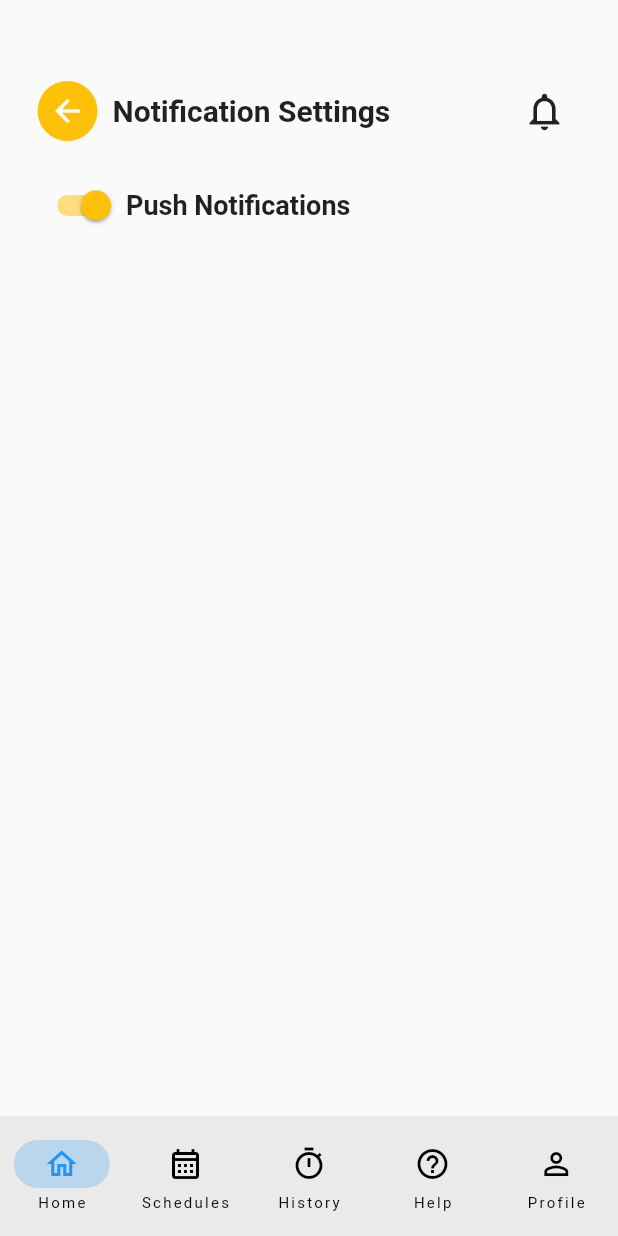
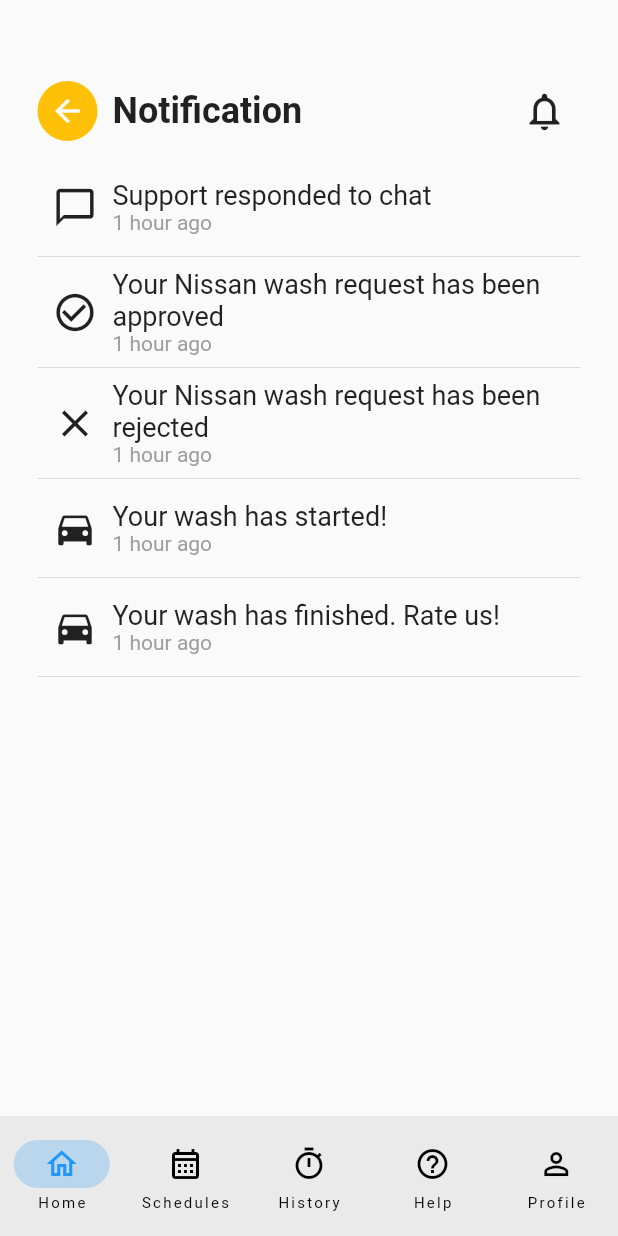
Before and after one commit to BerDavoglio/carnawash, a Flutter app: the NotificationPage screen opened by its route, on a phone screen of 412 x 824 dp. Run offline on Flutter 3.47's test engine with Material 2 defaults, Android fonts, the phone set to English and light mode, and no system bars; our stand-ins replace flutter_rating_bar, mask_text_input_formatter, table_calendar.

Commit message:
Create NotificationPage/Fix NotificationConfigPage

```diff
--- a/app_client/lib/ui/components/app.dart
+++ b/app_client/lib/ui/components/app.dart
@@ -15,7 +15,7 @@ class MyApp extends StatelessWidget {
         primarySwatch: Colors.blue,
       ),
       routes: {
-        AppRoutes.HOME: (_) => const TermsConditionsPage(),
+        AppRoutes.HOME: (_) => const NotificationPage(),
         AppRoutes.LOGIN: (_) => const LoginPage(),
         AppRoutes.SCHEDULE: (_) => const SchedulePage(),
         AppRoutes.SCHEDULES: (_) => const SchedulesPage(),
@@ -29,6 +29,7 @@ class MyApp extends StatelessWidget {
         AppRoutes.WALLET: (_) => const WalletPage(),
         AppRoutes.WALLET_EDIT: (_) => const WalletEditPage(),
         AppRoutes.LANGUAGE: (_) => const LanguagePage(),
+        AppRoutes.NOTIFICATION_CONFIG: (_) => const NotificationConfigPage(),
         AppRoutes.NOTIFICATION: (_) => const NotificationPage(),
         AppRoutes.TERMS: (_) => const TermsConditionsPage(),
       },
--- /dev/null
+++ b/app_client/lib/ui/pages/notification_page.dart
@@ -0,0 +1,149 @@
+import 'package:flutter/material.dart';
+
+import '../ui.dart';
+
+class NotificationPage extends StatefulWidget {
+  const NotificationPage({super.key});
+
+  @override
+  State<NotificationPage> createState() => _NotificationPageState();
+}
+
+class _NotificationPageState extends State<NotificationPage> {
+  @override
+  Widget build(BuildContext context) {
+    return Scaffold(
+      bottomNavigationBar: navigationBarComponent(context),
+      body: SingleChildScrollView(
+        child: Padding(
+          padding: const EdgeInsets.only(
+            top: 50,
+            left: 25,
+            right: 25,
+          ),
+          child: Column(
+            mainAxisAlignment: MainAxisAlignment.start,
+            crossAxisAlignment: CrossAxisAlignment.start,
+            children: [
+              Row(
+                mainAxisAlignment: MainAxisAlignment.spaceBetween,
+                children: [
+                  Row(
+                    children: [
+                      Padding(
+                        padding: const EdgeInsets.only(right: 10),
+                        child: CircleAvatar(
+                          radius: 20,
+                          backgroundColor: Colors.amber,
+                          child: IconButton(
+                            iconSize: 24,
+                            color: Colors.white,
+                            onPressed: () {},
+                            icon: const Icon(
+                              Icons.arrow_back,
+                            ),
+                          ),
+                        ),
+                      ),
+                      const Text(
+                        'Notification',
+                        style: TextStyle(
+                          fontSize: 24,
+                          fontWeight: FontWeight.bold,
+                        ),
+                      )
+                    ],
+                  ),
+                  IconButton(
+                    iconSize: 30,
+                    onPressed: () {},
+                    icon: const Icon(
+                      Icons.notifications_outlined,
+                    ),
+                  )
+                ],
+              ),
+              const SizedBox(height: 15),
+              notificationBox(
+                context,
+                'Support responded to chat',
+                '1 hour ago',
+                Icons.chat_bubble_outline,
+              ),
+              notificationBox(
+                context,
+                'Your Nissan wash request has been approved',
+                '1 hour ago',
+                Icons.check_circle_outline,
+              ),
+              notificationBox(
+                context,
+                'Your Nissan wash request has been rejected',
+                '1 hour ago',
+                Icons.close,
+              ),
+              notificationBox(
+                context,
+                'Your wash has started!',
+                '1 hour ago',
+                Icons.directions_car,
+              ),
+              notificationBox(
+                context,
+                'Your wash has finished. Rate us!',
+                '1 hour ago',
+                Icons.directions_car,
+              ),
+            ],
+          ),
+        ),
+      ),
+    );
+  }
+
+  SizedBox notificationBox(
+    BuildContext context,
+    String text,
+    String time,
+    IconData icon,
+  ) {
+    return SizedBox(
+      width: MediaQuery.of(context).size.width * 0.9,
+      child: Column(
+        children: [
+          Row(
+            children: [
+              Padding(
+                padding: const EdgeInsets.all(10),
+                child: Icon(
+                  icon,
+                  size: 30,
+                ),
+              ),
+              Column(
+                crossAxisAlignment: CrossAxisAlignment.start,
+                children: [
+                  SizedBox(
+                    width: MediaQuery.of(context).size.width * 0.7,
+                    child: Text(
+                      text,
+                      style: const TextStyle(fontSize: 18),
+                    ),
+                  ),
+                  SizedBox(
+                    width: MediaQuery.of(context).size.width * 0.7,
+                    child: Text(
+                      time,
+                      style: const TextStyle(color: Colors.grey),
+                    ),
+                  ),
+                ],
+              ),
+            ],
+          ),
+          const Divider(),
+        ],
+      ),
+    );
+  }
+}
--- a/app_client/lib/ui/pages/notifications_page.dart
+++ b/app_client/lib/ui/pages/notifications_config_page.dart
@@ -2,14 +2,14 @@ import 'package:flutter/material.dart';
 
 import '../ui.dart';
 
-class NotificationPage extends StatefulWidget {
-  const NotificationPage({super.key});
+class NotificationConfigPage extends StatefulWidget {
+  const NotificationConfigPage({super.key});
 
   @override
-  State<NotificationPage> createState() => _NotificationPageState();
+  State<NotificationConfigPage> createState() => _NotificationConfigPageState();
 }
 
-class _NotificationPageState extends State<NotificationPage> {
+class _NotificationConfigPageState extends State<NotificationConfigPage> {
   bool enable = true;
   @override
   Widget build(BuildContext context) {
--- a/app_client/lib/ui/pages/pages.dart
+++ b/app_client/lib/ui/pages/pages.dart
@@ -4,7 +4,8 @@ export './history_page.dart';
 export './home_page.dart';
 export './language_page.dart';
 export './login_page.dart';
-export './notifications_page.dart';
+export './notification_page.dart';
+export './notifications_config_page.dart';
 export './perfil_page.dart';
 export './rating_page.dart';
 export './schedule_page.dart';
--- a/app_client/lib/ui/utils/app_routes.dart
+++ b/app_client/lib/ui/utils/app_routes.dart
@@ -13,6 +13,7 @@ class AppRoutes {
   static const WALLET = '/wallet';
   static const WALLET_EDIT = '/wallet_edit';
   static const LANGUAGE = '/language';
+  static const NOTIFICATION_CONFIG = '/notification_config';
   static const NOTIFICATION = '/notification';
   static const TERMS = '/terms';
 }
```
